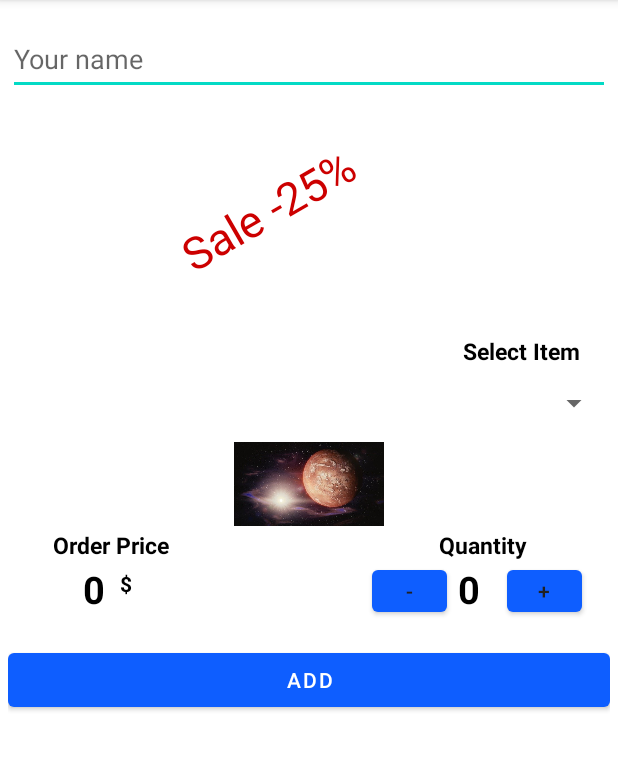
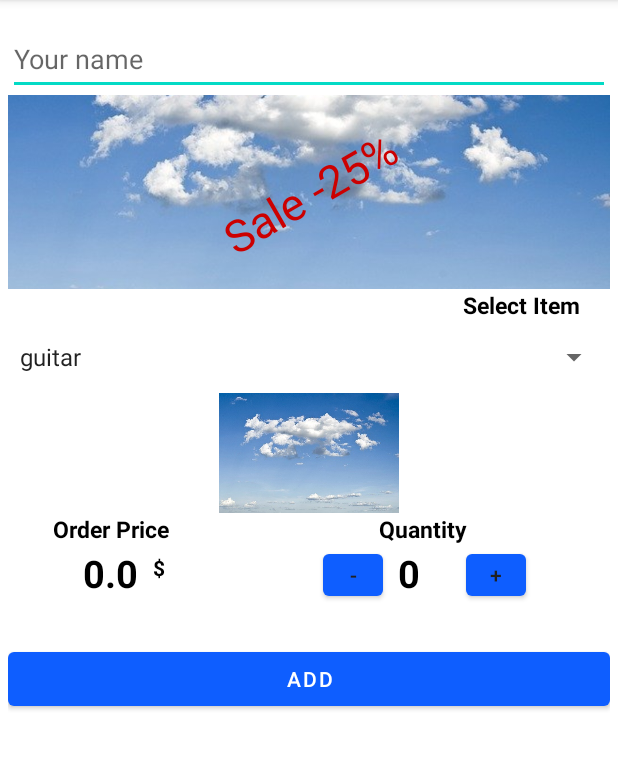
Before and after one commit to AndriiLitiuha/GitMusic2, an Android app: the screen it shows after launch (MainActivity), on a phone screen of 412 x 824 dp, the part 84-855 px from its top. Run offline under Robolectric (Android 15) with nearby library versions, the phone set to English and light mode, and no system bars; Roboto replaces fonts that are not available here.

Commit message:
MUSIC SHOP 02.12

```diff
--- a/app/src/main/java/com/example/music2/MainActivity.java
+++ b/app/src/main/java/com/example/music2/MainActivity.java
@@ -3,12 +3,84 @@ package com.example.music2;
 import androidx.appcompat.app.AppCompatActivity;
 
 import android.os.Bundle;
+import android.view.View;
+import android.widget.AdapterView;
+import android.widget.ArrayAdapter;
+import android.widget.Spinner;
+import android.widget.TextView;
 
-public class MainActivity extends AppCompatActivity {
+import java.util.ArrayList;
+import java.util.HashMap;
+
+public class MainActivity extends AppCompatActivity implements AdapterView.OnItemSelectedListener {
+    int quantity = 0;
+    Spinner spinner;
+
+    ArrayList <String> spinnerAL = new ArrayList();
+
+    ArrayAdapter spinnerAdapter;
+    HashMap  spinnerNamePrice;
+    String  selectedSpinner;
+    double price;
 
     @Override
     protected void onCreate(Bundle savedInstanceState) {
         super.onCreate(savedInstanceState);
         setContentView(R.layout.activity_main);
+
+        createList();
+        createMap();
+
+        spinner = findViewById(R.id.spinner);
+        spinner.setOnItemSelectedListener(this);
+        spinnerAdapter = new ArrayAdapter(this, android.R.layout.simple_spinner_item,spinnerAL );
+        spinnerAdapter.setDropDownViewResource(android.R.layout.simple_spinner_dropdown_item);
+        spinner.setAdapter(spinnerAdapter);
+    }
+
+    void createList(){
+        spinnerAL.add("guitar");
+        spinnerAL.add("drums");
+        spinnerAL.add("piano");
+    }
+
+    void createMap(){
+        spinnerNamePrice = new HashMap();
+        spinnerNamePrice.put("guitar", 1300.0);
+        spinnerNamePrice.put("drums", 1400.0);
+        spinnerNamePrice.put("piano", 1700.0);
+    }
+
+    public void IncreaseQuantity(View view) {
+        TextView quantityCurrent = findViewById(R.id.QuantityCurrent);
+        quantityCurrent.setText("" + ++quantity);
+        TextView PriceCurrent = findViewById(R.id.PriceCurrent);
+        PriceCurrent.setText(""+ quantity * price);
+    }
+
+    public void decreaseQuamtity(View view) {
+        if (quantity>0){
+            TextView quantityCurrent = findViewById(R.id.QuantityCurrent);
+            quantityCurrent.setText("" + --quantity);
+            TextView PriceCurrent = findViewById(R.id.PriceCurrent);
+            PriceCurrent.setText(""+ quantity * price);
+        }
+    }
+
+    @Override
+    public void onItemSelected(AdapterView<?> adapterView, View view, int i, long l) {
+        selectedSpinner = spinner.getSelectedItem().toString();
+        //try {
+            price = (double) spinnerNamePrice.get(selectedSpinner);
+        //} catch (Exception e) {
+        //    e.printStackTrace();
+        //}
+        TextView PriceCurrent = findViewById(R.id.PriceCurrent);
+        PriceCurrent.setText(""+ quantity * price);
+    }
+
+    @Override
+    public void onNothingSelected(AdapterView<?> adapterView) {
+
     }
 }
--- a/app/src/main/res/layout/activity_main.xml
+++ b/app/src/main/res/layout/activity_main.xml
@@ -21,30 +21,31 @@
         android:inputType="textPersonName"
         android:minHeight="48dp" />
 
-    <RelativeLayout
-        android:layout_width="match_parent"
+    <androidx.constraintlayout.widget.ConstraintLayout
+        android:id="@+id/relativeLayout"
+        android:layout_width="wrap_content"
         android:layout_height="wrap_content">
 
         <ImageView
             android:id="@+id/imageView"
-            android:layout_width="wrap_content"
-            android:layout_height="160dp"
+            android:layout_width="401dp"
+            android:layout_height="129dp"
             android:contentDescription="@string/todo"
-
-
+            android:scaleType="centerCrop"
+            app:layout_constraintBottom_toBottomOf="parent"
             app:layout_constraintEnd_toEndOf="parent"
+            app:layout_constraintHorizontal_bias="0.0"
             app:layout_constraintStart_toStartOf="parent"
             app:layout_constraintTop_toTopOf="parent"
+            app:layout_constraintVertical_bias="0.0"
+            app:srcCompat="@drawable/clouds"
+            tools:src="@drawable/clouds"
             tools:srcCompat="@drawable/clouds" />
 
         <TextView
             android:id="@+id/textView"
             android:layout_width="wrap_content"
             android:layout_height="wrap_content"
-            android:layout_alignParentStart="true"
-            android:layout_marginStart="109dp"
-            android:layout_marginTop="56dp"
-            android:layout_marginBottom="56dp"
 
             android:fontFamily="@font/alfa_slab_one"
             android:rotation="330"
@@ -53,10 +54,11 @@
             android:textSize="30sp"
             app:layout_constraintBottom_toBottomOf="parent"
             app:layout_constraintEnd_toEndOf="parent"
+            app:layout_constraintHorizontal_bias="0.502"
             app:layout_constraintStart_toStartOf="parent"
-            app:layout_constraintTop_toTopOf="@+id/imageView"
+            app:layout_constraintTop_toTopOf="parent"
             tools:ignore="TextContrastCheck" />
-    </RelativeLayout>
+    </androidx.constraintlayout.widget.ConstraintLayout>
 
 
 
@@ -83,12 +85,13 @@
 
     <ImageView
         android:id="@+id/imageView2"
-        android:layout_width="100dp"
-        android:layout_height="60dp"
+        android:layout_width="120dp"
+        android:layout_height="80dp"
         android:layout_gravity="center"
-        app:srcCompat="@drawable/mars"
+        android:contentDescription="@string/todo"
 
-        android:contentDescription="@string/todo" />
+        app:srcCompat="@drawable/clouds"
+        tools:ignore="ImageContrastCheck" />
 
     <RelativeLayout
         android:layout_width="match_parent"
@@ -96,13 +99,14 @@
 
         <TextView
             android:id="@+id/QuantityCurrent"
+
             android:layout_width="wrap_content"
             android:layout_height="wrap_content"
             android:layout_below="@id/QuantityTV"
-            android:layout_marginStart="300dp"
+            android:layout_marginStart="10dp"
             android:layout_marginTop="1dp"
-            android:layout_marginEnd="10dp"
 
+            android:layout_toEndOf="@id/MinusB"
             android:text="@string/_0"
             android:textColor="@android:color/black"
             android:textSize="25sp"
@@ -114,11 +118,11 @@
             android:layout_height="wrap_content"
             android:layout_below="@id/OrderPriceTV"
             android:layout_marginStart="50dp"
+            android:layout_marginTop="1dp"
             android:layout_marginEnd="10dp"
-            android:layout_marginTop="1dp"
             android:text="@string/_0"
+            android:textColor="@android:color/black"
             android:textSize="25sp"
-            android:textColor="@android:color/black"
             android:textStyle="bold" />
 
         <TextView
@@ -143,36 +147,42 @@
             android:textStyle="bold"
             android:textSize="15sp"
 
-
             />
 
         <Button
             android:id="@+id/MinusB"
-            android:layout_width="50dp"
+            android:layout_width="40dp"
             android:layout_height="40dp"
             android:layout_below="@id/QuantityTV"
-            android:layout_marginStart="160dp"
-            android:layout_toEndOf="@id/CurrencyPrice"
+            android:layout_alignParentStart="true"
+            android:layout_marginStart="210dp"
+            android:onClick="decreaseQuamtity"
+
             android:text="@string/Minus"
             android:textColor="#212121"
-            tools:ignore="TouchTargetSizeCheck,TextContrastCheck,TextContrastCheck,TextContrastCheck,TextContrastCheck" />
+            tools:ignore="OnClick,TextContrastCheck,TextContrastCheck,TextContrastCheck,TextContrastCheck,TouchTargetSizeCheck" />
 
         <Button
             android:id="@+id/PlusB"
-            android:layout_width="50dp"
+            android:layout_width="40dp"
             android:layout_height="40dp"
             android:layout_below="@id/QuantityTV"
-            android:layout_marginStart="250dp"
-            android:layout_toEndOf="@id/CurrencyPrice"
+            android:layout_alignParentStart="true"
+            android:layout_marginStart="305dp"
+
+
+            android:layout_marginEnd="10dp"
+            android:layout_marginBottom="10dp"
+            android:onClick="IncreaseQuantity"
             android:text="@string/Plus"
             android:textColor="#212121"
-            tools:ignore="TouchTargetSizeCheck,TextContrastCheck" />
+            tools:ignore="TextContrastCheck,TouchTargetSizeCheck,UsingOnClickInXml" />
 
         <TextView
             android:id="@+id/QuantityTV"
             android:layout_width="wrap_content"
             android:layout_height="wrap_content"
-            android:layout_marginStart="180dp"
+            android:layout_marginStart="140dp"
             android:layout_toEndOf="@id/OrderPriceTV"
             android:text="@string/quantity"
             android:textColor="@android:color/black"
```
